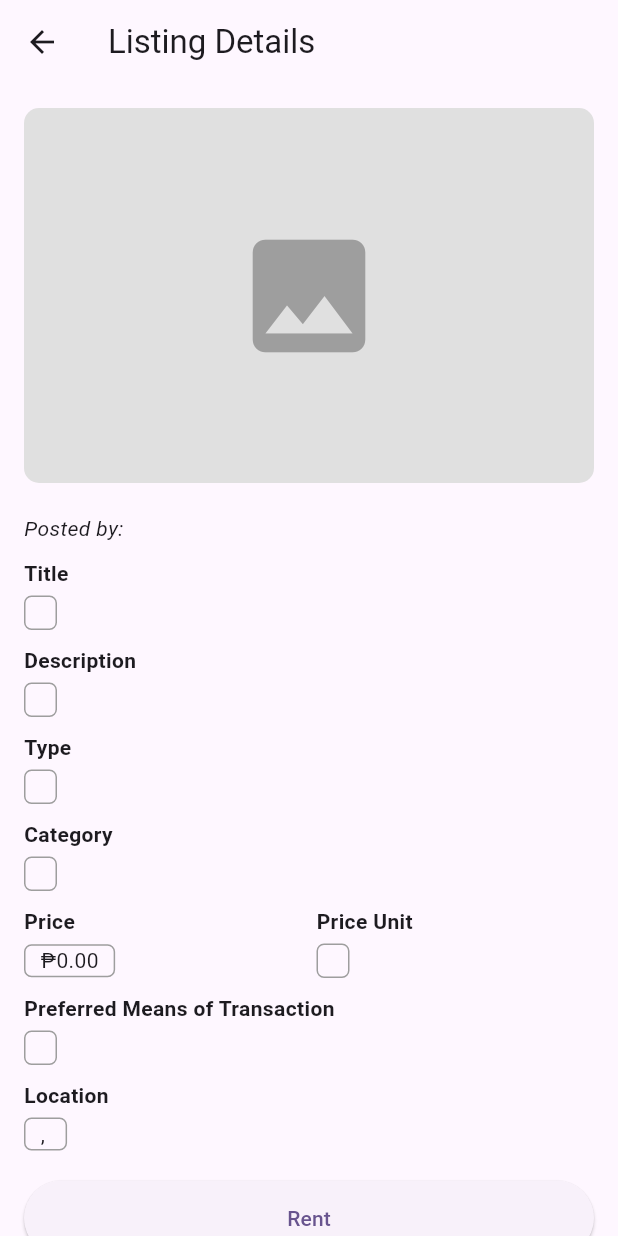
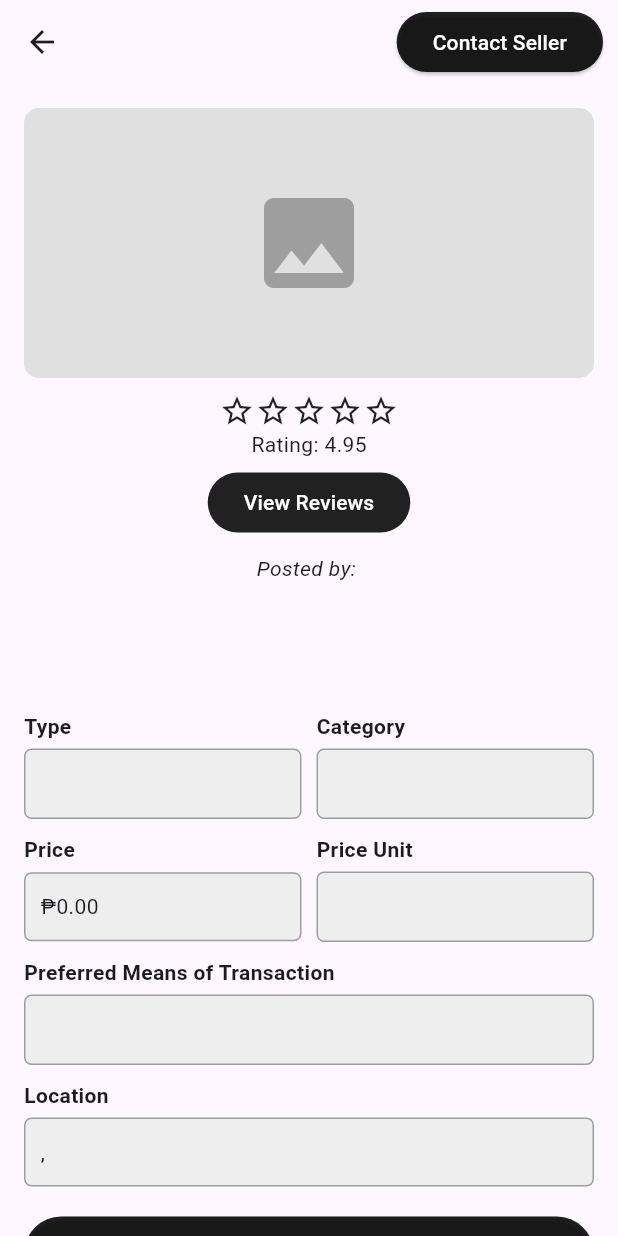
Before and after one commit to vonramwel/HIRAM, a Flutter app: the ListingDetailsPage screen opened directly with empty values, on a phone screen of 412 x 824 dp. Run offline on Flutter 3.47's test engine with Material 3 defaults, Android fonts, the light colour scheme and no system bars; our stand-ins replace carousel_slider, cloud_firestore, firebase_auth, firebase_core, firebase_storage, google_sign_in and 1 more; accounts and stored records are empty.

Commit message:
UI: Listing details UI improvement

```diff
--- a/hiram/lib/features/listing/presentation/listing_details.dart
+++ b/hiram/lib/features/listing/presentation/listing_details.dart
@@ -50,17 +50,31 @@ class _ListingDetailsPageState extends State<ListingDetailsPage> {
   @override
   Widget build(BuildContext context) {
     return Scaffold(
-      appBar: AppBar(title: const Text('Listing Details')),
+      appBar: AppBar(
+        actions: [
+          Padding(
+            padding: const EdgeInsets.symmetric(horizontal: 10.0),
+            child: ElevatedButton(
+              onPressed: () {},
+              style: ElevatedButton.styleFrom(
+                backgroundColor: Colors.black87,
+                foregroundColor: Colors.white,
+              ),
+              child: const Text("Contact Seller"),
+            ),
+          )
+        ],
+      ),
       body: SingleChildScrollView(
         padding: const EdgeInsets.all(16.0),
         child: Column(
-          crossAxisAlignment: CrossAxisAlignment.start,
+          crossAxisAlignment: CrossAxisAlignment.center,
           children: [
             // Image Carousel or Placeholder
             widget.listing.images.isNotEmpty
                 ? CarouselSlider(
                     options: CarouselOptions(
-                      height: 250,
+                      height: 180,
                       enlargeCenterPage: true,
                       enableInfiniteScroll: true,
                       autoPlay: true,
@@ -83,17 +97,47 @@ class _ListingDetailsPageState extends State<ListingDetailsPage> {
                     }).toList(),
                   )
                 : Container(
-                    height: 250, // Match Carousel height
+                    height: 180,
                     width: double.infinity,
                     decoration: BoxDecoration(
                       color: Colors.grey[300],
                       borderRadius: BorderRadius.circular(10),
                     ),
                     child:
-                        const Icon(Icons.image, size: 100, color: Colors.grey),
+                        const Icon(Icons.image, size: 80, color: Colors.grey),
                   ),
 
-            const SizedBox(height: 20),
+            const SizedBox(height: 10),
+
+            // Rating and View Reviews
+            Column(
+              children: const [
+                Row(
+                  mainAxisAlignment: MainAxisAlignment.center,
+                  children: [
+                    Icon(Icons.star_border),
+                    Icon(Icons.star_border),
+                    Icon(Icons.star_border),
+                    Icon(Icons.star_border),
+                    Icon(Icons.star_border),
+                  ],
+                ),
+                Text("Rating: 4.95"),
+                SizedBox(height: 5),
+                ElevatedButton(
+                  onPressed: null,
+                  style: ButtonStyle(
+                    backgroundColor:
+                        MaterialStatePropertyAll<Color>(Colors.black87),
+                    foregroundColor:
+                        MaterialStatePropertyAll<Color>(Colors.white),
+                  ),
+                  child: Text("View Reviews"),
+                )
+              ],
+            ),
+
+            const SizedBox(height: 10),
 
             // Posted By
             Text(
@@ -104,52 +148,52 @@ class _ListingDetailsPageState extends State<ListingDetailsPage> {
             const SizedBox(height: 10),
 
             // Title
-            _buildTextField('Title', widget.listing.title),
+            Align(
+              alignment: Alignment.centerLeft,
+              child: Text(
+                widget.listing.title,
+                style:
+                    const TextStyle(fontSize: 20, fontWeight: FontWeight.bold),
+              ),
+            ),
+
+            const SizedBox(height: 5),
+
+            // Description
+            Align(
+              alignment: Alignment.centerLeft,
+              child: Text(
+                widget.listing.description,
+                style: const TextStyle(fontSize: 14),
+              ),
+            ),
+
+            const SizedBox(height: 20),
+
+            // Form Fields Layout
+            _buildTwoFields('Type', widget.listing.type, 'Category',
+                widget.listing.category),
 
             const SizedBox(height: 10),
 
-            // Description
-            _buildTextField('Description', widget.listing.description),
+            _buildTwoFields(
+                'Price',
+                '₱${widget.listing.price.toStringAsFixed(2)}',
+                'Price Unit',
+                widget.listing.priceUnit),
 
             const SizedBox(height: 10),
 
-            // Type
-            _buildTextField('Type', widget.listing.type),
+            _buildTextField('Preferred Means of Transaction',
+                widget.listing.preferredTransaction ?? 'Not specified'),
 
             const SizedBox(height: 10),
 
-            // Category
-            _buildTextField('Category', widget.listing.category),
-
-            const SizedBox(height: 10),
-
-            // Price and Price Unit
-            Row(
-              children: [
-                Expanded(
-                  child: _buildTextField(
-                      'Price', '₱${widget.listing.price.toStringAsFixed(2)}'),
-                ),
-                const SizedBox(width: 10),
-                Expanded(
-                    child: _buildTextField('Price Unit', '')), // Price Unit
-              ],
-            ),
-
-            const SizedBox(height: 10),
-
-            // Preferred Means of Transaction
-            _buildTextField('Preferred Means of Transaction', ''),
-
-            const SizedBox(height: 10),
-
-            // Location
             _buildTextField('Location',
                 '${widget.listing.barangay ?? ''}, ${widget.listing.municipality ?? ''}'),
 
             const SizedBox(height: 20),
 
-            // Rent Button
             ElevatedButton(
               onPressed: () {
                 Navigator.push(
@@ -162,6 +206,8 @@ class _ListingDetailsPageState extends State<ListingDetailsPage> {
               },
               style: ElevatedButton.styleFrom(
                 minimumSize: const Size(double.infinity, 50),
+                backgroundColor: Colors.black87,
+                foregroundColor: Colors.white,
               ),
               child: const Text("Rent"),
             ),
@@ -172,7 +218,9 @@ class _ListingDetailsPageState extends State<ListingDetailsPage> {
   }
 
   Widget _buildTextField(String label, String value) {
-    return Column(
+    return Align(
+      alignment: Alignment.centerLeft,
+      child: Column(
         crossAxisAlignment: CrossAxisAlignment.start,
         children: [
           Text(
@@ -181,14 +229,28 @@ class _ListingDetailsPageState extends State<ListingDetailsPage> {
           ),
           const SizedBox(height: 5),
           Container(
-          padding: const EdgeInsets.symmetric(horizontal: 10),
+            width: double.infinity,
+            padding: const EdgeInsets.symmetric(horizontal: 10, vertical: 12),
             decoration: BoxDecoration(
+              color: Colors.grey[200],
               border: Border.all(color: Colors.grey),
               borderRadius: BorderRadius.circular(5),
             ),
             child: Text(value),
           ),
         ],
+      ),
+    );
+  }
+
+  Widget _buildTwoFields(
+      String label1, String value1, String label2, String value2) {
+    return Row(
+      children: [
+        Expanded(child: _buildTextField(label1, value1)),
+        const SizedBox(width: 10),
+        Expanded(child: _buildTextField(label2, value2)),
+      ],
     );
   }
 }
--- a/hiram/lib/features/listing/widgets/listing_card.dart
+++ b/hiram/lib/features/listing/widgets/listing_card.dart
@@ -62,7 +62,7 @@ class _ListingCardState extends State<ListingCard> {
         width: 250,
         height: 500,
         child: Card(
-          color: Colors.yellow,
+          color: const Color.fromARGB(215, 198, 196, 196),
           shape:
               RoundedRectangleBorder(borderRadius: BorderRadius.circular(16)),
           elevation: 2,
```
Lines whose indentation alone changed are shown as unchanged.
